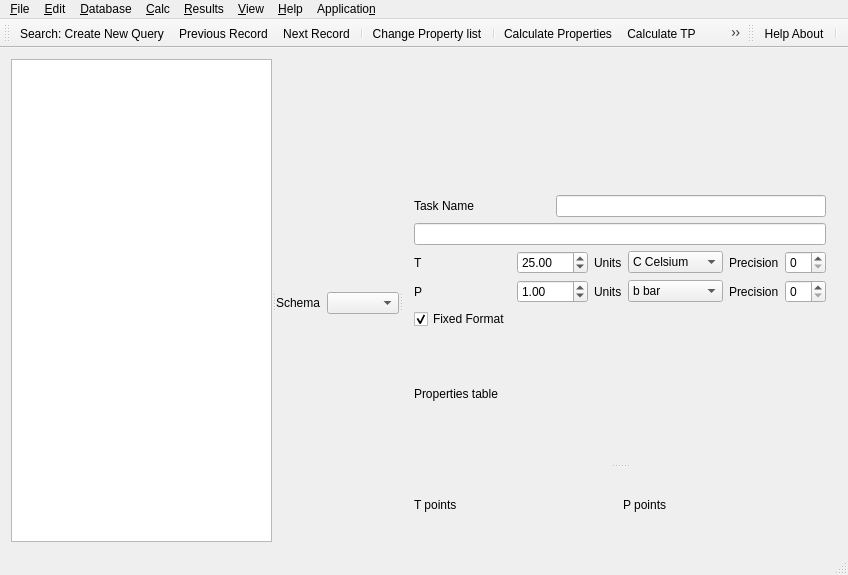
Above: gui/src/ThermoFunWidget.ui from thermohub/thermofun before the change. Below: the same form after it.
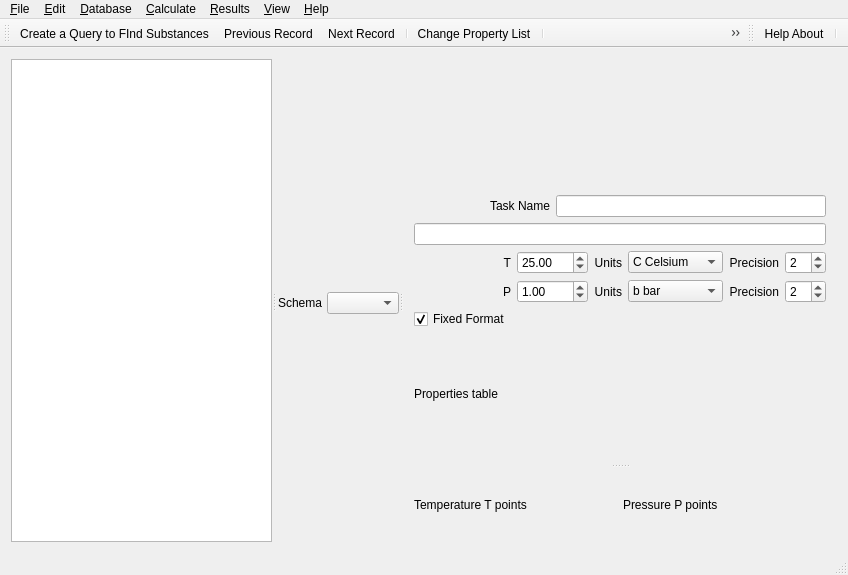
That is the form after the change. Icons and pictures are not drawn.

Commit message: Modified menu commands in main ThermoFun widget (needs more work)

```diff
--- a/gui/src/ThermoFunWidget.ui
+++ b/gui/src/ThermoFunWidget.ui
@@ -75,6 +75,9 @@
           <property name="text">
            <string>Schema</string>
           </property>
+          <property name="alignment">
+           <set>Qt::AlignRight|Qt::AlignTrailing|Qt::AlignVCenter</set>
+          </property>
          </widget>
         </item>
        </layout>
@@ -111,6 +114,9 @@
               <property name="toolTipDuration">
                <number>5</number>
               </property>
+              <property name="value">
+               <number>2</number>
+              </property>
              </widget>
             </item>
             <item row="4" column="4" colspan="3">
@@ -147,6 +153,9 @@
               <property name="text">
                <string>Precision</string>
               </property>
+              <property name="alignment">
+               <set>Qt::AlignRight|Qt::AlignTrailing|Qt::AlignVCenter</set>
+              </property>
              </widget>
             </item>
             <item row="4" column="8">
@@ -157,6 +166,9 @@
               <property name="toolTipDuration">
                <number>5</number>
               </property>
+              <property name="value">
+               <number>2</number>
+              </property>
              </widget>
             </item>
             <item row="2" column="0" colspan="9">
@@ -180,6 +192,9 @@
               <property name="text">
                <string>Units</string>
               </property>
+              <property name="alignment">
+               <set>Qt::AlignRight|Qt::AlignTrailing|Qt::AlignVCenter</set>
+              </property>
              </widget>
             </item>
             <item row="4" column="3">
@@ -187,6 +202,9 @@
               <property name="text">
                <string>Units</string>
               </property>
+              <property name="alignment">
+               <set>Qt::AlignRight|Qt::AlignTrailing|Qt::AlignVCenter</set>
+              </property>
              </widget>
             </item>
             <item row="3" column="0">
@@ -194,6 +212,9 @@
               <property name="text">
                <string>T</string>
               </property>
+              <property name="alignment">
+               <set>Qt::AlignRight|Qt::AlignTrailing|Qt::AlignVCenter</set>
+              </property>
              </widget>
             </item>
             <item row="3" column="4" colspan="3">
@@ -227,6 +248,9 @@
               <property name="text">
                <string>P</string>
               </property>
+              <property name="alignment">
+               <set>Qt::AlignRight|Qt::AlignTrailing|Qt::AlignVCenter</set>
+              </property>
              </widget>
             </item>
             <item row="3" column="1" colspan="2">
@@ -264,6 +288,9 @@
               <property name="text">
                <string>Precision</string>
               </property>
+              <property name="alignment">
+               <set>Qt::AlignRight|Qt::AlignTrailing|Qt::AlignVCenter</set>
+              </property>
              </widget>
             </item>
             <item row="1" column="0" colspan="2">
@@ -271,6 +298,9 @@
               <property name="text">
                <string>Task Name</string>
               </property>
+              <property name="alignment">
+               <set>Qt::AlignRight|Qt::AlignTrailing|Qt::AlignVCenter</set>
+              </property>
              </widget>
             </item>
             <item row="6" column="0" colspan="4">
@@ -293,14 +323,14 @@
             <item row="0" column="0">
              <widget class="QLabel" name="label_4">
               <property name="text">
-               <string>T points</string>
+               <string>Temperature T points</string>
               </property>
              </widget>
             </item>
             <item row="0" column="1">
              <widget class="QLabel" name="label_11">
               <property name="text">
-               <string>P points</string>
+               <string>Pressure P points</string>
               </property>
              </widget>
             </item>
@@ -320,7 +350,7 @@
      <x>0</x>
      <y>0</y>
      <width>848</width>
-     <height>25</height>
+     <height>24</height>
     </rect>
    </property>
    <widget class="QMenu" name="menuDataBase">
@@ -377,19 +407,10 @@
     <addaction name="action_Show_comments"/>
     <addaction name="action_Display_enums"/>
     <addaction name="action_Edit_id"/>
-    <addaction name="separator"/>
-   </widget>
-   <widget class="QMenu" name="menuApplication">
-    <property name="title">
-     <string>Applicatio&amp;n</string>
-    </property>
-    <addaction name="actionAction_1"/>
-    <addaction name="separator"/>
-    <addaction name="actionAction_2"/>
    </widget>
    <widget class="QMenu" name="menu_Calc">
     <property name="title">
-     <string>&amp;Calc</string>
+     <string>&amp;Calculate</string>
     </property>
     <addaction name="actionCalculate_Properties"/>
     <addaction name="actionCalculate_TP"/>
@@ -407,7 +428,6 @@
    <addaction name="menuResults"/>
    <addaction name="menu_View"/>
    <addaction name="menuHelp"/>
-   <addaction name="menuApplication"/>
   </widget>
   <widget class="QStatusBar" name="statusBar"/>
   <widget class="QToolBar" name="mainToolBar">
@@ -507,7 +527,7 @@
      <normaloff>:/menu/Icons/SelectDisplayRecordIcon24.png</normaloff>:/menu/Icons/SelectDisplayRecordIcon24.png</iconset>
    </property>
    <property name="text">
-    <string>Search: Create New &amp;Query ...</string>
+    <string>Create a &amp;Query to FInd Substances ...</string>
    </property>
   </action>
   <action name="actionSearch_Results">
@@ -586,7 +606,7 @@
      <normaloff>:/menu/Icons/DatabaseFunctionIcon24.png</normaloff>:/menu/Icons/DatabaseFunctionIcon24.png</iconset>
    </property>
    <property name="text">
-    <string>Calculate &amp;Properties</string>
+    <string>Select Substances and Tabulate their &amp;Properties</string>
    </property>
   </action>
   <action name="actionCalculate_TP">
@@ -595,7 +615,7 @@
      <normaloff>:/menu/Icons/RTparmModuleIcon24.png</normaloff>:/menu/Icons/RTparmModuleIcon24.png</iconset>
    </property>
    <property name="text">
-    <string>&amp;Calculate TP</string>
+    <string>&amp;Tabulate properties of substance(s) as f(T,P)</string>
    </property>
   </action>
   <action name="actionShow_Results">
@@ -604,7 +624,7 @@
      <normaloff>:/menu/Icons/ShowGEMResultsIcon24.png</normaloff>:/menu/Icons/ShowGEMResultsIcon24.png</iconset>
    </property>
    <property name="text">
-    <string>&amp;Show Results</string>
+    <string>&amp;Show Table with Results in CSV Widget ...</string>
    </property>
   </action>
   <action name="actionChange_Property_list">
@@ -613,7 +633,7 @@
      <normaloff>:/menu/Icons/DocumentsPileIcon24.png</normaloff>:/menu/Icons/DocumentsPileIcon24.png</iconset>
    </property>
    <property name="text">
-    <string>&amp;Change Property list</string>
+    <string>&amp;Change Property List ...</string>
    </property>
   </action>
   <action name="actionRealloc_T">
```
Left out of the diff: 65 changed lines with no effect on the pictures.
